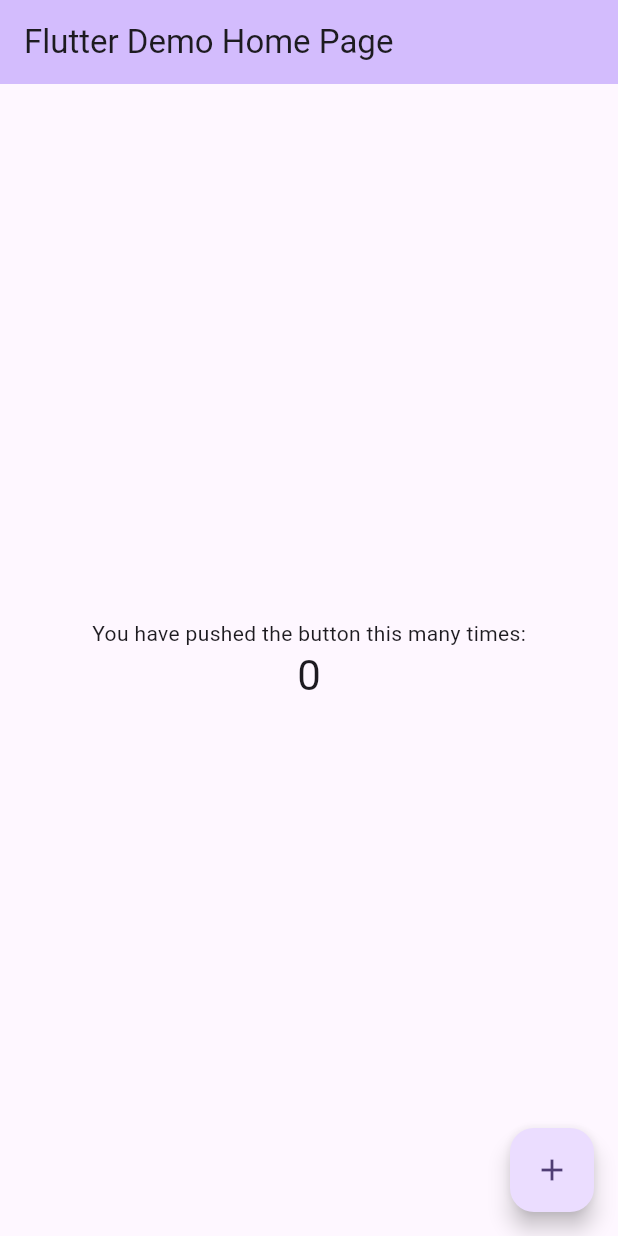
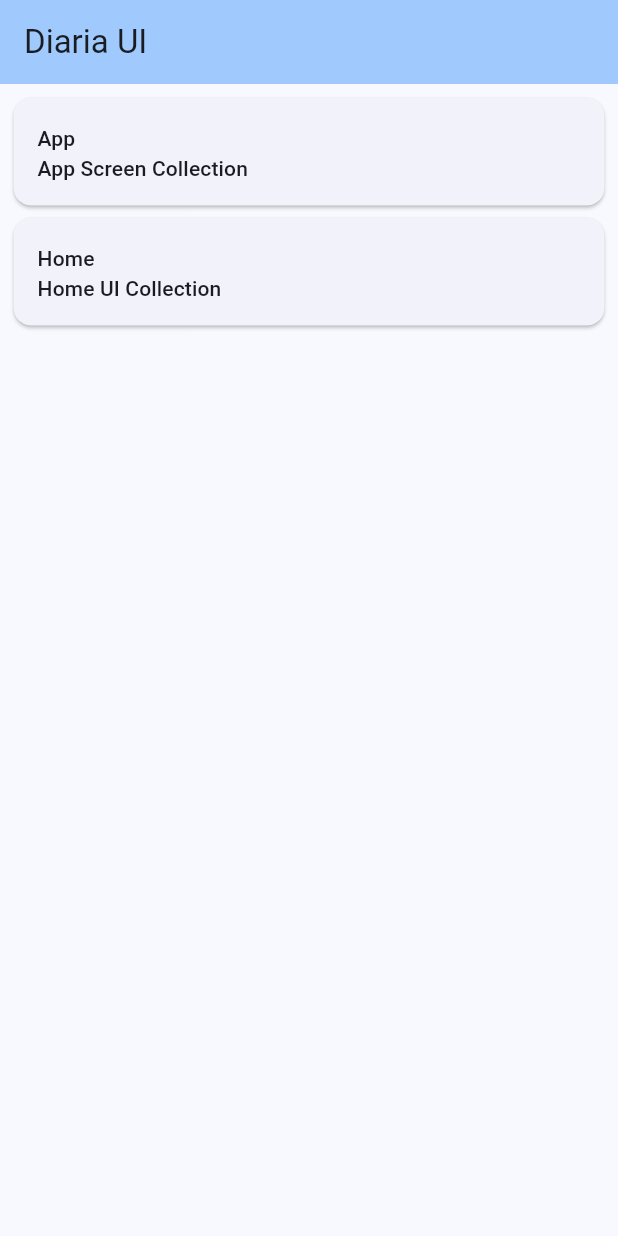
Before and after one commit to cacing69/diaria_ui, a Flutter app: the screen it shows after launch, on a phone screen of 412 x 824 dp. Run offline on Flutter 3.47's test engine with Material 3 defaults, Android fonts, the phone set to English and light mode, and no system bars; our stand-ins replace gap.

Commit message:
feat: paynex home

```diff
--- a/lib/main.dart
+++ b/lib/main.dart
@@ -1,3 +1,4 @@
+import 'package:diaria_ui/app/paynex/paynex_home.dart';
 import 'package:flutter/material.dart';
 
 void main() {
@@ -7,11 +8,10 @@
 class MyApp extends StatelessWidget {
   const MyApp({super.key});
 
-  // This widget is the root of your application.
   @override
   Widget build(BuildContext context) {
     return MaterialApp(
-      title: 'Flutter Demo',
+      title: 'Diaria UI',
       theme: ThemeData(
         // This is the theme of your application.
         //
@@ -28,94 +28,80 @@
         //
         // This works for code too, not just values: Most code changes can be
         // tested with just a hot reload.
-        colorScheme: ColorScheme.fromSeed(seedColor: Colors.deepPurple),
+        colorScheme: ColorScheme.fromSeed(seedColor: Colors.blue),
       ),
-      home: const MyHomePage(title: 'Flutter Demo Home Page'),
+      home: const Application(),
     );
   }
 }
 
-class MyHomePage extends StatefulWidget {
-  const MyHomePage({super.key, required this.title});
-
-  // This widget is the home page of your application. It is stateful, meaning
-  // that it has a State object (defined below) that contains fields that affect
-  // how it looks.
-
-  // This class is the configuration for the state. It holds the values (in this
-  // case the title) provided by the parent (in this case the App widget) and
-  // used by the build method of the State. Fields in a Widget subclass are
-  // always marked "final".
-
-  final String title;
+class Application extends StatefulWidget {
+  const Application({super.key});
 
   @override
-  State<MyHomePage> createState() => _MyHomePageState();
+  State<Application> createState() => _ApplicationState();
 }
 
-class _MyHomePageState extends State<MyHomePage> {
-  int _counter = 0;
-
-  void _incrementCounter() {
-    setState(() {
-      // This call to setState tells the Flutter framework that something has
-      // changed in this State, which causes it to rerun the build method below
-      // so that the display can reflect the updated values. If we changed
-      // _counter without calling setState(), then the build method would not be
-      // called again, and so nothing would appear to happen.
-      _counter++;
-    });
-  }
-
+class _ApplicationState extends State<Application> {
   @override
   Widget build(BuildContext context) {
-    // This method is rerun every time setState is called, for instance as done
-    // by the _incrementCounter method above.
-    //
-    // The Flutter framework has been optimized to make rerunning build methods
-    // fast, so that you can just rebuild anything that needs updating rather
-    // than having to individually change instances of widgets.
     return Scaffold(
       appBar: AppBar(
         // TRY THIS: Try changing the color here to a specific color (to
         // Colors.amber, perhaps?) and trigger a hot reload to see the AppBar
         // change color while the other colors stay the same.
         backgroundColor: Theme.of(context).colorScheme.inversePrimary,
-        // Here we take the value from the MyHomePage object that was created by
+        // Here we take the value from the Application object that was created by
         // the App.build method, and use it to set our appbar title.
-        title: Text(widget.title),
+        title: Text("Diaria UI"),
       ),
-      body: Center(
-        // Center is a layout widget. It takes a single child and positions it
-        // in the middle of the parent.
-        child: Column(
-          // Column is also a layout widget. It takes a list of children and
-          // arranges them vertically. By default, it sizes itself to fit its
-          // children horizontally, and tries to be as tall as its parent.
-          //
-          // Column has various properties to control how it sizes itself and
-          // how it positions its children. Here we use mainAxisAlignment to
-          // center the children vertically; the main axis here is the vertical
-          // axis because Columns are vertical (the cross axis would be
-          // horizontal).
-          //
-          // TRY THIS: Invoke "debug painting" (choose the "Toggle Debug Paint"
-          // action in the IDE, or press "p" in the console), to see the
-          // wireframe for each widget.
-          mainAxisAlignment: MainAxisAlignment.center,
-          children: <Widget>[
-            const Text('You have pushed the button this many times:'),
-            Text(
-              '$_counter',
-              style: Theme.of(context).textTheme.headlineMedium,
+      body: ListView(
+        padding: EdgeInsets.all(5),
+
+        children: [
+          Card(
+            child: InkWell(
+              onTap: () {
+                Navigator.push(
+                  context,
+                  MaterialPageRoute<void>(builder: (context) => PayhexHome()),
+                );
+              },
+              child: Column(
+                children: [
+                  ListTile(
+                    title: Text(
+                      "App",
+                      style: Theme.of(context).textTheme.titleSmall,
+                    ),
+                    subtitle: Text(
+                      "App Screen Collection",
+                      style: Theme.of(context).textTheme.titleSmall,
+                    ),
+                  ),
+                ],
+              ),
             ),
-          ],
-        ),
-      ),
-      floatingActionButton: FloatingActionButton(
-        onPressed: _incrementCounter,
-        tooltip: 'Increment',
-        child: const Icon(Icons.add),
+          ),
+          Card(
+            child: InkWell(
+              child: Column(
+                children: [
+                  ListTile(
+                    title: Text(
+                      "Home",
+                      style: Theme.of(context).textTheme.titleSmall,
+                    ),
+                    subtitle: Text(
+                      "Home UI Collection",
+                      style: Theme.of(context).textTheme.titleSmall,
+                    ),
+                  ),
+                ],
+              ),
+            ),
+          ),
+        ],
       ), // This trailing comma makes auto-formatting nicer for build methods.
     );
   }
--- a/pubspec.yaml
+++ b/pubspec.yaml
@@ -34,6 +34,7 @@ dependencies:
   # The following adds the Cupertino Icons font to your application.
   # Use with the CupertinoIcons class for iOS style icons.
   cupertino_icons: ^1.0.8
+  gap: ^3.0.1
 
 dev_dependencies:
   flutter_test:
```
Also changed, not shown: lib/app/paynex/paynex_home.dart (added, +388 -0 lines), pubspec.lock.
